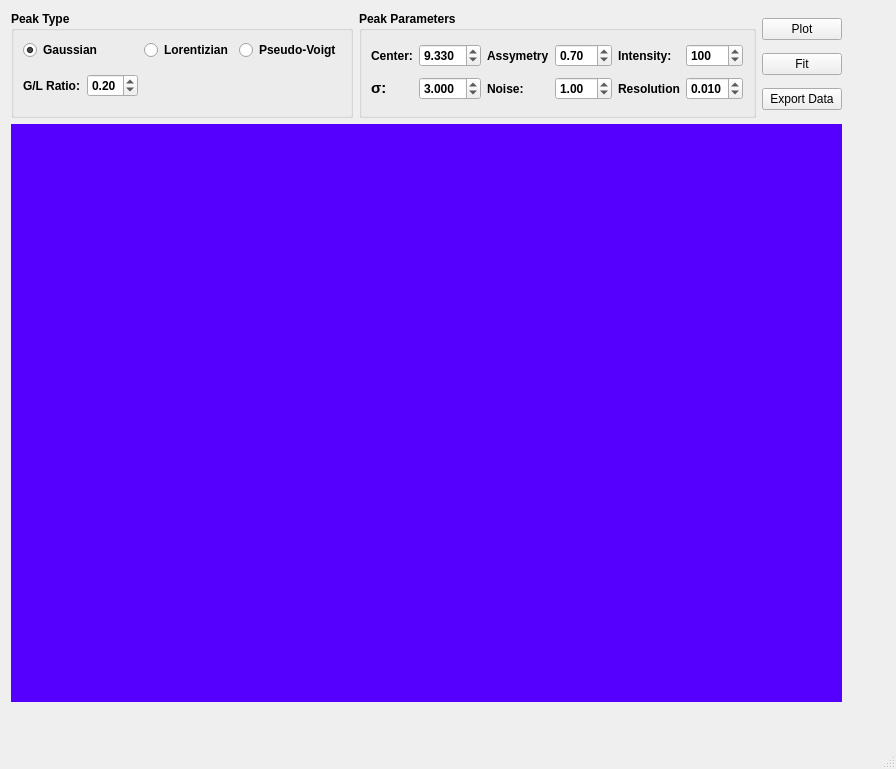
First picture: the form in main_window.ui, repository rogeriogrossi/peak_simulation, before the edit.
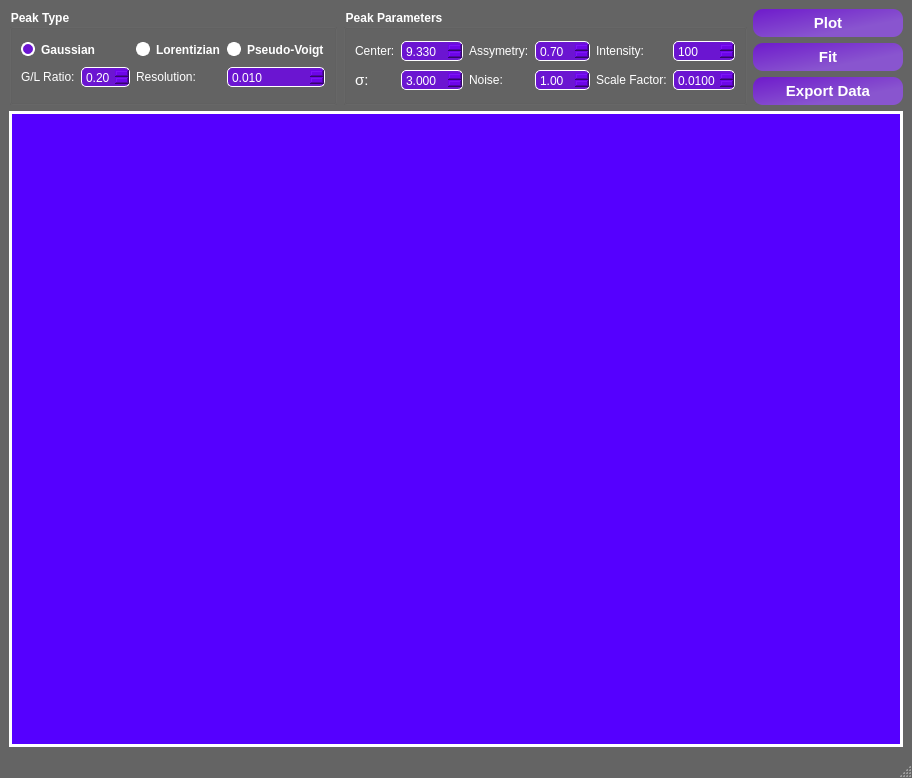
Second picture: the form after the edit. Icons and pictures are not drawn.

Commit message: add scale factor for sigma. New layout style

Patch:
```diff
--- a/main_window.ui
+++ b/main_window.ui
@@ -9,8 +9,8 @@
    <rect>
     <x>0</x>
     <y>0</y>
-    <width>896</width>
-    <height>769</height>
+    <width>901</width>
+    <height>778</height>
    </rect>
   </property>
   <property name="sizePolicy">
@@ -22,16 +22,24 @@
   <property name="windowTitle">
    <string>Peak Simulation</string>
   </property>
+  <property name="windowIcon">
+   <iconset>
+    <normaloff>C:/Users/roger/Downloads/ico.png</normaloff>C:/Users/roger/Downloads/ico.png</iconset>
+  </property>
+  <property name="styleSheet">
+   <string notr="true">QMainWindow{
+background-color: rgb(100,100,100);
+}</string>
+  </property>
+  <property name="iconSize">
+   <size>
+    <width>35</width>
+    <height>35</height>
+   </size>
+  </property>
   <widget class="QWidget" name="centralwidget">
-   <widget class="QWidget" name="layoutWidget">
-    <property name="geometry">
-     <rect>
-      <x>11</x>
-      <y>11</y>
-      <width>831</width>
-      <height>691</height>
-     </rect>
-    </property>
+   <layout class="QGridLayout" name="gridLayout_5">
+    <item row="0" column="0">
     <layout class="QGridLayout" name="gridLayout_4">
      <item row="0" column="0">
       <layout class="QGridLayout" name="gridLayout_3">
@@ -43,6 +51,11 @@
            <bold>true</bold>
           </font>
          </property>
+          <property name="styleSheet">
+           <string notr="true">QGroupBox{
+color: White;
+}</string>
+          </property>
          <property name="title">
           <string>Peak Type</string>
          </property>
@@ -52,6 +65,28 @@
          <layout class="QGridLayout" name="gridLayout_2">
           <item row="0" column="0" colspan="2">
            <widget class="QRadioButton" name="rbGaussian">
+             <property name="styleSheet">
+              <string notr="true">QRadioButton {
+    color:  white;
+   font-weight: bold
+}
+
+QRadioButton::indicator {
+    width:                  10px;
+    height:                 10px;
+    border-radius:          7px;
+}
+
+QRadioButton::indicator:checked {
+ background-color:  rgba(110, 0, 240, 200);
+    border:                 2px solid white;
+}
+
+QRadioButton::indicator:unchecked {
+ background-color: White;
+    border:                 2px solid white;
+}</string>
+             </property>
             <property name="text">
              <string>Gaussian</string>
             </property>
@@ -60,69 +95,145 @@
             </property>
            </widget>
           </item>
-          <item row="0" column="2">
-           <widget class="QRadioButton" name="rbLorentizian">
-            <property name="text">
-             <string>Lorentizian</string>
+           <item row="2" column="1">
+            <widget class="QDoubleSpinBox" name="sbRatio">
+             <property name="styleSheet">
+              <string notr="true">QDoubleSpinBox {
+    color: white;
+    selection-background-color: black;
+    background:  rgba(110, 0, 240, 200);
+    border: 1px solid white;
+    border-radius: 5px;
+    padding-left: 2px;
+    padding-top: 2px;
+}</string>
+             </property>
+             <property name="accelerated">
+              <bool>true</bool>
+             </property>
+             <property name="maximum">
+              <double>1.000000000000000</double>
+             </property>
+             <property name="singleStep">
+              <double>0.010000000000000</double>
+             </property>
+             <property name="value">
+              <double>0.200000000000000</double>
             </property>
            </widget>
           </item>
           <item row="0" column="3">
            <widget class="QRadioButton" name="rbPseudoVoigt">
+             <property name="styleSheet">
+              <string notr="true">QRadioButton {
+    color:  white;
+   font-weight: bold
+}
+
+QRadioButton::indicator {
+    width:                  10px;
+    height:                 10px;
+    border-radius:          7px;
+}
+
+QRadioButton::indicator:checked {
+ background-color:  rgba(110, 0, 240, 200);
+    border:                 2px solid white;
+}
+
+QRadioButton::indicator:unchecked {
+ background-color: White;
+    border:                 2px solid white;
+}</string>
+             </property>
             <property name="text">
              <string>Pseudo-Voigt</string>
             </property>
            </widget>
           </item>
-          <item row="1" column="0">
+           <item row="0" column="2">
+            <widget class="QRadioButton" name="rbLorentizian">
+             <property name="styleSheet">
+              <string notr="true">QRadioButton {
+    color:  white;
+   font-weight: bold
+}
+
+QRadioButton::indicator {
+    width:                  10px;
+    height:                 10px;
+    border-radius:          7px;
+}
+
+QRadioButton::indicator:checked {
+ background-color:  rgba(110, 0, 240, 200);
+    border:                 2px solid white;
+}
+
+QRadioButton::indicator:unchecked {
+ background-color: White;
+    border:                 2px solid white;
+}</string>
+             </property>
+             <property name="text">
+              <string>Lorentizian</string>
+             </property>
+            </widget>
+           </item>
+           <item row="2" column="0">
            <widget class="QLabel" name="lbRatio">
+             <property name="styleSheet">
+              <string notr="true">QLabel{
+color: White
+}</string>
+             </property>
             <property name="text">
              <string>G/L Ratio:</string>
             </property>
            </widget>
           </item>
-          <item row="1" column="1">
-           <widget class="QDoubleSpinBox" name="sbRatio">
-            <property name="accelerated">
-             <bool>true</bool>
+           <item row="2" column="2">
+            <widget class="QLabel" name="label_7">
+             <property name="styleSheet">
+              <string notr="true">QLabel{
+color: White
+}</string>
+             </property>
+             <property name="text">
+              <string>Resolution:</string>
+             </property>
+            </widget>
+           </item>
+           <item row="2" column="3">
+            <widget class="QDoubleSpinBox" name="sbResolution">
+             <property name="styleSheet">
+              <string notr="true">QDoubleSpinBox {
+    color: white;
+    selection-background-color: black;
+    background:  rgba(110, 0, 240, 200);
+    border: 1px solid white;
+    border-radius: 5px;
+    padding-left: 2px;
+    padding-top: 2px;
+}</string>
+             </property>
+             <property name="decimals">
+              <number>3</number>
+             </property>
+             <property name="minimum">
+              <double>0.001000000000000</double>
             </property>
             <property name="maximum">
-             <double>1.000000000000000</double>
+              <double>2.000000000000000</double>
             </property>
             <property name="singleStep">
              <double>0.010000000000000</double>
             </property>
             <property name="value">
-             <double>0.200000000000000</double>
+              <double>0.010000000000000</double>
             </property>
            </widget>
           </item>
-          <item row="1" column="2">
-           <spacer name="verticalSpacer">
-            <property name="orientation">
-             <enum>Qt::Vertical</enum>
-            </property>
-            <property name="sizeHint" stdset="0">
-             <size>
-              <width>20</width>
-              <height>40</height>
-             </size>
-            </property>
-           </spacer>
-          </item>
-          <item row="1" column="3">
-           <spacer name="verticalSpacer_2">
-            <property name="orientation">
-             <enum>Qt::Vertical</enum>
-            </property>
-            <property name="sizeHint" stdset="0">
-             <size>
-              <width>20</width>
-              <height>40</height>
-             </size>
-            </property>
-           </spacer>
-          </item>
          </layout>
         </widget>
        </item>
@@ -134,12 +245,22 @@
            <bold>true</bold>
           </font>
          </property>
+          <property name="styleSheet">
+           <string notr="true">QGroupBox{
+color: White
+}</string>
+          </property>
          <property name="title">
           <string>Peak Parameters</string>
          </property>
          <layout class="QGridLayout" name="gridLayout">
           <item row="0" column="0">
            <widget class="QLabel" name="label">
+             <property name="styleSheet">
+              <string notr="true">QLabel{
+color: White
+}</string>
+             </property>
             <property name="text">
              <string>Center:</string>
             </property>
@@ -147,6 +268,17 @@
           </item>
           <item row="0" column="1">
            <widget class="QDoubleSpinBox" name="sbCenter">
+             <property name="styleSheet">
+              <string notr="true">QDoubleSpinBox {
+    color: white;
+    selection-background-color: black;
+    background:  rgba(110, 0, 240, 200);
+    border: 1px solid white;
+    border-radius: 5px;
+    padding-left: 2px;
+    padding-top: 2px;
+}</string>
+             </property>
             <property name="decimals">
              <number>3</number>
             </property>
@@ -163,6 +295,11 @@
           </item>
           <item row="0" column="2">
            <widget class="QLabel" name="label_4">
+             <property name="styleSheet">
+              <string notr="true">QLabel{
+color: White
+}</string>
+             </property>
             <property name="text">
              <string>Assymetry:</string>
             </property>
@@ -170,6 +307,17 @@
           </item>
           <item row="0" column="3">
            <widget class="QDoubleSpinBox" name="sbAssymetry">
+             <property name="styleSheet">
+              <string notr="true">QDoubleSpinBox {
+    color: white;
+    selection-background-color: black;
+    background:  rgba(110, 0, 240, 200);
+    border: 1px solid white;
+    border-radius: 5px;
+    padding-left: 2px;
+    padding-top: 2px;
+}</string>
+             </property>
             <property name="minimum">
              <double>-1.000000000000000</double>
             </property>
@@ -186,6 +334,11 @@
           </item>
           <item row="0" column="4">
            <widget class="QLabel" name="label_3">
+             <property name="styleSheet">
+              <string notr="true">QLabel{
+color: White
+}</string>
+             </property>
             <property name="text">
              <string>Intensity:</string>
             </property>
@@ -193,6 +346,17 @@
           </item>
           <item row="0" column="5">
            <widget class="QDoubleSpinBox" name="sbIntensity">
+             <property name="styleSheet">
+              <string notr="true">QDoubleSpinBox {
+    color: white;
+    selection-background-color: black;
+    background:  rgba(110, 0, 240, 200);
+    border: 1px solid white;
+    border-radius: 5px;
+    padding-left: 2px;
+    padding-top: 2px;
+}</string>
+             </property>
             <property name="decimals">
              <number>0</number>
             </property>
@@ -200,7 +364,7 @@
              <double>1.000000000000000</double>
             </property>
             <property name="maximum">
-             <double>300.000000000000000</double>
+              <double>1000.000000000000000</double>
             </property>
             <property name="singleStep">
              <double>20.000000000000000</double>
@@ -217,6 +381,11 @@
               <pointsize>11</pointsize>
              </font>
             </property>
+             <property name="styleSheet">
+              <string notr="true">QLabel{
+color: White
+}</string>
+             </property>
             <property name="text">
              <string>&lt;html&gt;&lt;head/&gt;&lt;body&gt;&lt;p&gt;σ:&lt;/p&gt;&lt;/body&gt;&lt;/html&gt;</string>
             </property>
@@ -227,6 +396,17 @@
           </item>
           <item row="1" column="1">
            <widget class="QDoubleSpinBox" name="sbSigma">
+             <property name="styleSheet">
+              <string notr="true">QDoubleSpinBox {
+    color: white;
+    selection-background-color: black;
+    background:  rgba(110, 0, 240, 200);
+    border: 1px solid white;
+    border-radius: 5px;
+    padding-left: 2px;
+    padding-top: 2px;
+}</string>
+             </property>
             <property name="decimals">
              <number>3</number>
             </property>
@@ -243,6 +423,11 @@
           </item>
           <item row="1" column="2">
            <widget class="QLabel" name="label_5">
+             <property name="styleSheet">
+              <string notr="true">QLabel{
+color: White
+}</string>
+             </property>
             <property name="text">
              <string>Noise:</string>
             </property>
@@ -250,6 +435,17 @@
           </item>
           <item row="1" column="3">
            <widget class="QDoubleSpinBox" name="sbNoise">
+             <property name="styleSheet">
+              <string notr="true">QDoubleSpinBox {
+    color: white;
+    selection-background-color: black;
+    background:  rgba(110, 0, 240, 200);
+    border: 1px solid white;
+    border-radius: 5px;
+    padding-left: 2px;
+    padding-top: 2px;
+}</string>
+             </property>
             <property name="maximum">
              <double>30.000000000000000</double>
             </property>
@@ -263,21 +459,46 @@
           </item>
           <item row="1" column="4">
            <widget class="QLabel" name="label_6">
+             <property name="styleSheet">
+              <string notr="true">QLabel{
+color: White
+}</string>
+             </property>
             <property name="text">
-             <string>Resolution:</string>
+              <string>Scale Factor:</string>
             </property>
            </widget>
           </item>
           <item row="1" column="5">
-           <widget class="QDoubleSpinBox" name="sbResolution">
+            <widget class="QDoubleSpinBox" name="sbScale">
+             <property name="toolTip">
+              <string/>
+             </property>
+             <property name="statusTip">
+              <string/>
+             </property>
+             <property name="whatsThis">
+              <string/>
+             </property>
+             <property name="styleSheet">
+              <string notr="true">QDoubleSpinBox {
+    color: white;
+    selection-background-color: black;
+    background:  rgba(110, 0, 240, 200);
+    border: 1px solid white;
+    border-radius: 5px;
+    padding-left: 2px;
+    padding-top: 2px;
+}</string>
+             </property>
             <property name="decimals">
-             <number>3</number>
+              <number>4</number>
             </property>
             <property name="minimum">
-             <double>0.001000000000000</double>
+              <double>0.000100000000000</double>
             </property>
             <property name="maximum">
-             <double>2.000000000000000</double>
+              <double>1.000000000000000</double>
             </property>
             <property name="singleStep">
              <double>0.001000000000000</double>
@@ -291,37 +512,145 @@
         </widget>
        </item>
        <item row="0" column="2">
-        <layout class="QVBoxLayout" name="verticalLayout">
-         <item>
-          <widget class="QPushButton" name="btPlot">
-           <property name="enabled">
-            <bool>true</bool>
-           </property>
-           <property name="text">
-            <string>Plot</string>
-           </property>
-          </widget>
-         </item>
-         <item>
-          <widget class="QPushButton" name="btFit">
-           <property name="enabled">
-            <bool>true</bool>
-           </property>
-           <property name="text">
-            <string>Fit</string>
-           </property>
-          </widget>
-         </item>
-         <item>
+         <layout class="QGridLayout" name="gridLayout_6">
+          <item row="2" column="0">
           <widget class="QPushButton" name="btExport">
            <property name="enabled">
             <bool>true</bool>
            </property>
+            <property name="styleSheet">
+             <string notr="true">QPushButton {
+  border-radius: 10px;
+  padding: 5px;
+ background-color: qlineargradient(spread:pad, x1:0, y1:0, x2:0.693182, y2:0.693, stop:0.0454545 rgba(117, 0, 248, 180), stop:0.988636 rgba(153, 79, 252, 180));
+color: White;
+font-size: 15px;
+font-weight: bold
+    }
+QPushButton:hover {
+ background-color: qlineargradient(spread:pad, x1:0, y1:0, x2:0.693182, y2:0.693, stop:0.0454545 rgba(110, 0, 240, 220), stop:0.988636 rgba(153, 79, 252, 220));
+color: #DDDDDD
+    }
+QPushButton:pressed {
+ background-color: qlineargradient(spread:pad, x1:0, y1:0, x2:0.693182, y2:0.693, stop:0.0454545 rgba(110, 0, 240, 255), stop:0.988636 rgba(153, 79, 252, 255));
+color: #AAAAAA
+}</string>
+            </property>
            <property name="text">
             <string>Export Data</string>
            </property>
           </widget>
          </item>
+          <item row="1" column="0">
+           <widget class="QPushButton" name="btFit">
+            <property name="enabled">
+             <bool>true</bool>
+            </property>
+            <property name="styleSheet">
+             <string notr="true">QPushButton {
+  border-radius: 10px;
+  padding: 5px;
+ background-color: qlineargradient(spread:pad, x1:0, y1:0, x2:0.693182, y2:0.693, stop:0.0454545 rgba(117, 0, 248, 180), stop:0.988636 rgba(153, 79, 252, 180));
+color: White;
+font-size: 15px;
+font-weight: bold
+    }
+QPushButton:hover {
+ background-color: qlineargradient(spread:pad, x1:0, y1:0, x2:0.693182, y2:0.693, stop:0.0454545 rgba(110, 0, 240, 220), stop:0.988636 rgba(153, 79, 252, 220));
+color: #DDDDDD
+    }
+QPushButton:pressed {
+ background-color: qlineargradient(spread:pad, x1:0, y1:0, x2:0.693182, y2:0.693, stop:0.0454545 rgba(110, 0, 240, 255), stop:0.988636 rgba(153, 79, 252, 255));
+color: #AAAAAA
+}</string>
+            </property>
+            <property name="text">
+             <string>Fit</string>
+            </property>
+           </widget>
+          </item>
+          <item row="0" column="0">
+           <widget class="QPushButton" name="btPlot">
+            <property name="enabled">
+             <bool>true</bool>
+            </property>
+            <property name="sizePolicy">
+             <sizepolicy hsizetype="Minimum" vsizetype="Fixed">
+              <horstretch>0</horstretch>
+              <verstretch>0</verstretch>
+             </sizepolicy>
+            </property>
+            <property name="minimumSize">
+             <size>
+              <width>150</width>
+              <height>0</height>
+             </size>
+            </property>
+            <property name="mouseTracking">
+             <bool>false</bool>
+            </property>
+            <property name="styleSheet">
+             <string notr="true">QPushButton {
+  border-radius: 10px;
+  padding: 5px;
+ background-color: qlineargradient(spread:pad, x1:0, y1:0, x2:0.693182, y2:0.693, stop:0.0454545 rgba(117, 0, 248, 180), stop:0.988636 rgba(153, 79, 252, 180));
+color: White;
+font-size: 15px;
+font-weight: bold
+    }
+QPushButton:hover {
+ background-color: qlineargradient(spread:pad, x1:0, y1:0, x2:0.693182, y2:0.693, stop:0.0454545 rgba(110, 0, 240, 220), stop:0.988636 rgba(153, 79, 252, 220));
+color: #DDDDDD
+    }
+QPushButton:pressed {
+ background-color: qlineargradient(spread:pad, x1:0, y1:0, x2:0.693182, y2:0.693, stop:0.0454545 rgba(110, 0, 240, 255), stop:0.988636 rgba(153, 79, 252, 255));
+color: #AAAAAA
+}</string>
+            </property>
+            <property name="text">
+             <string>Plot</string>
+            </property>
+           </widget>
+          </item>
+          <item row="0" column="1">
+           <spacer name="horizontalSpacer">
+            <property name="orientation">
+             <enum>Qt::Horizontal</enum>
+            </property>
+            <property name="sizeHint" stdset="0">
+             <size>
+              <width>20</width>
+              <height>20</height>
+             </size>
+            </property>
+           </spacer>
+          </item>
+          <item row="1" column="1">
+           <spacer name="horizontalSpacer_2">
+            <property name="orientation">
+             <enum>Qt::Horizontal</enum>
+            </property>
+            <property name="sizeHint" stdset="0">
+             <size>
+              <width>20</width>
+              <height>20</height>
+             </size>
+            </property>
+           </spacer>
+          </item>
+          <item row="2" column="1">
+           <spacer name="horizontalSpacer_3">
+            <property name="orientation">
+             <enum>Qt::Horizontal</enum>
+            </property>
+            <property name="sizeHint" stdset="0">
+             <size>
+              <width>20</width>
+              <height>20</height>
+             </size>
+            </property>
+           </spacer>
+          </item>
         </layout>
        </item>
       </layout>
@@ -335,12 +664,15 @@
         </sizepolicy>
        </property>
        <property name="styleSheet">
-        <string notr="true">background: rgb(85, 0, 255)</string>
+         <string notr="true">QWidget{
+border: 3px solid white;
+background: rgb(85, 0, 255)}</string>
        </property>
       </widget>
      </item>
     </layout>
-   </widget>
+    </item>
+   </layout>
   </widget>
   <widget class="QMenuBar" name="menubar">
    <property name="geometry">
```
Left out of the diff: 4 changed lines with no effect on the pictures. Lines whose indentation alone changed are shown as unchanged. The commit also changes 5 other files.
